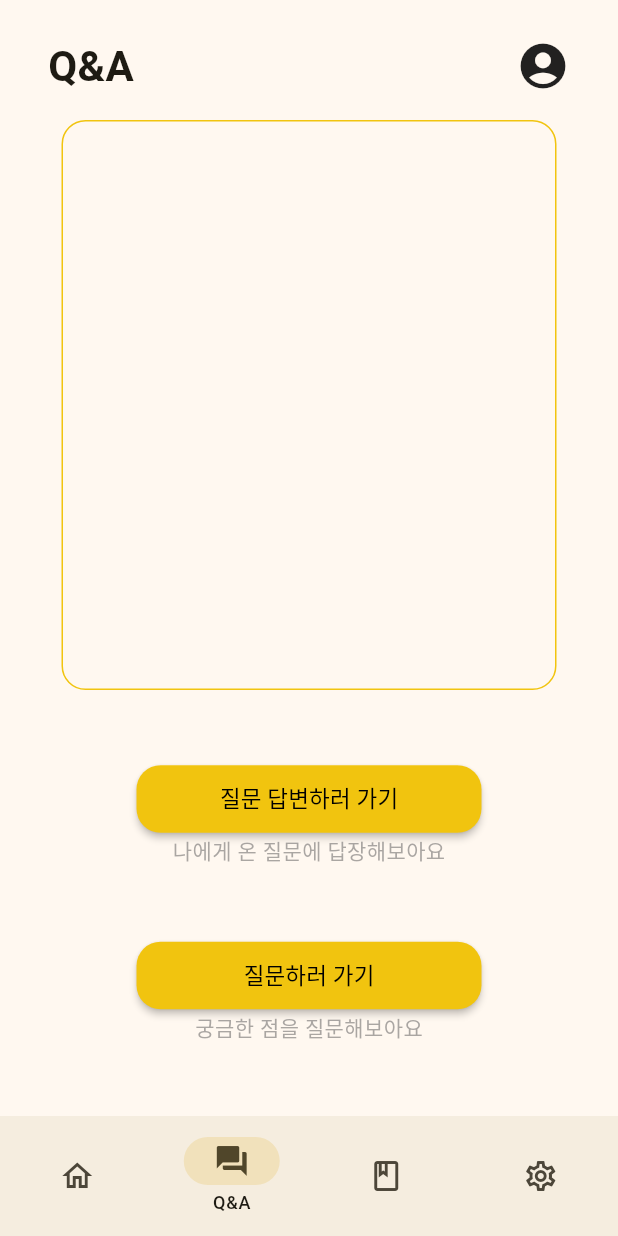
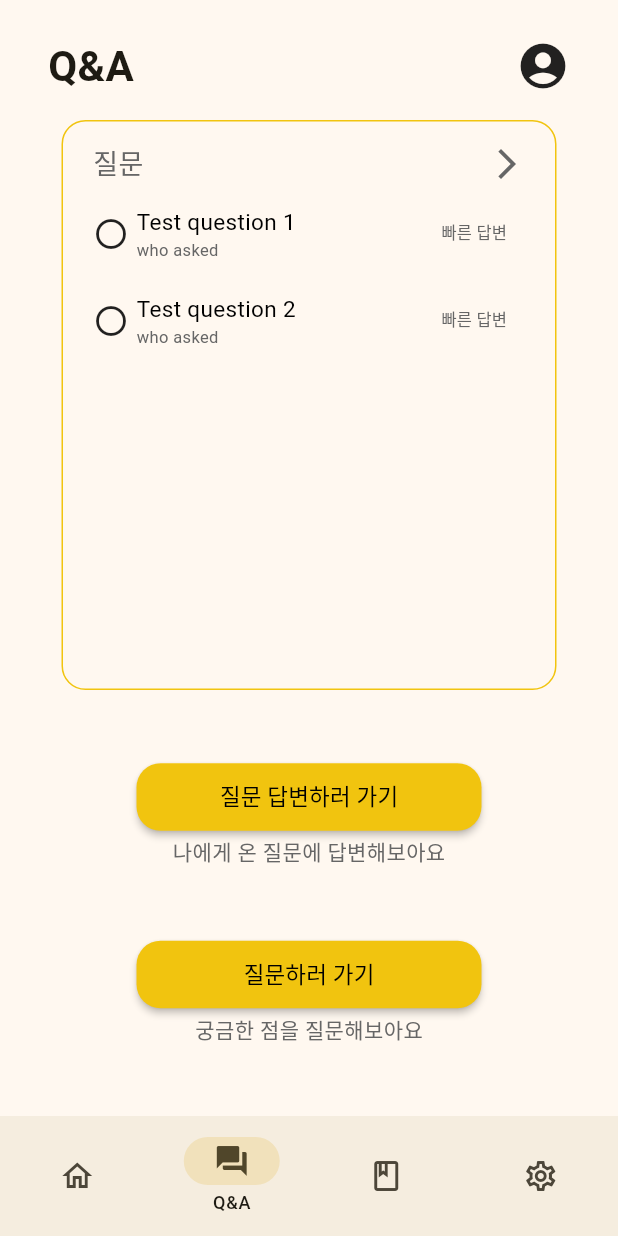
Before and after one commit to Friox/with-app, a Flutter app: the screen it shows after launch, item 2 of the bottom bar chosen, on a phone screen of 412 x 824 dp. Run offline on Flutter 3.47's test engine with Material 3 defaults, Android fonts, the phone set to English and light mode, and no system bars.

Commit message:
Q&A page elements(#2)

```diff
--- a/lib/src/screens/question/question_screen.dart
+++ b/lib/src/screens/question/question_screen.dart
@@ -1,5 +1,6 @@
 import 'package:app/src/widgets/screen_header.dart';
 import 'package:flutter/material.dart';
+import 'package:flutter/widgets.dart';
 
 class QuestionScreen extends StatefulWidget {
   const QuestionScreen({super.key});
@@ -21,12 +22,104 @@ class _QuestionScreenState extends State<QuestionScreen> {
           Align(
             alignment: Alignment.topCenter,
             child: Container(
-              width: 330,
-              height: 380,
-              decoration: BoxDecoration(
-                  border: Border.all(color: const Color(0xFFF1C40F), width: 1),
-                  borderRadius: BorderRadius.circular(16)),
-            ),
+                width: 330,
+                height: 380,
+                decoration: BoxDecoration(
+                    border:
+                        Border.all(color: const Color(0xFFF1C40F), width: 1),
+                    borderRadius: BorderRadius.circular(16)),
+                padding: EdgeInsets.fromLTRB(20, 15, 20, 15),
+                child: Column(
+                  children: [
+                    Row(children: [
+                      Text(
+                        '질문',
+                        style:
+                            TextStyle(color: Color(0xFF666666), fontSize: 18),
+                      ),
+                      Spacer(
+                        flex: 1,
+                      ),
+                      Icon(Icons.arrow_forward_ios, color: Color(0xFF666666))
+                    ]),
+                    SizedBox(
+                      height: 10,
+                    ),
+                    Row(
+                      children: [
+                        Icon(Icons.radio_button_unchecked),
+                        SizedBox(
+                          width: 5,
+                        ),
+                        Column(
+                          crossAxisAlignment: CrossAxisAlignment.start,
+                          children: [
+                            Text(
+                              'Test question 1',
+                              style:
+                                  TextStyle(color: Colors.black, fontSize: 15),
+                            ),
+                            Text(
+                              'who asked',
+                              style: TextStyle(
+                                color: Color(0xFF666666),
+                                fontSize: 11,
+                              ),
+                            )
+                          ],
+                        ),
+                        Spacer(
+                          flex: 1,
+                        ),
+                        TextButton(
+                          onPressed: () {},
+                          child: Text(
+                            '빠른 답변',
+                            style: TextStyle(
+                                color: Color(0xFF666666), fontSize: 11),
+                          ),
+                        ),
+                      ],
+                    ),
+                    SizedBox(
+                      height: 10,
+                    ),
+                    Row(
+                      children: [
+                        Icon(Icons.radio_button_unchecked),
+                        SizedBox(
+                          width: 5,
+                        ),
+                        Column(
+                          crossAxisAlignment: CrossAxisAlignment.start,
+                          children: [
+                            Text(
+                              'Test question 2',
+                              style:
+                                  TextStyle(color: Colors.black, fontSize: 15),
+                            ),
+                            Text(
+                              'who asked',
+                              style: TextStyle(
+                                  color: Color(0xFF666666), fontSize: 11),
+                            )
+                          ],
+                        ),
+                        Spacer(
+                          flex: 1,
+                        ),
+                        TextButton(
+                          onPressed: () {},
+                          child: Text(
+                            '빠른 답변',
+                            style: TextStyle(
+                                color: Color(0xFF666666), fontSize: 11),
+                          ),
+                        ),
+                      ],
+                    ),
+                  ],
+                )),
           ),
           Spacer(flex: 1),
           ElevatedButton(
@@ -41,9 +134,12 @@ class _QuestionScreenState extends State<QuestionScreen> {
             child: Text('질문 답변하러 가기',
                 style: TextStyle(color: Colors.black, fontSize: 15)),
           ),
+          SizedBox(
+            height: 2,
+          ),
           Text(
-            '나에게 온 질문에 답장해보아요',
-            style: TextStyle(color: Color.fromARGB(150, 110, 108, 108)),
+            '나에게 온 질문에 답변해보아요',
+            style: TextStyle(color: Color(0xFF666666)),
           ),
           Spacer(flex: 1),
           ElevatedButton(
@@ -60,9 +156,12 @@ class _QuestionScreenState extends State<QuestionScreen> {
               style: TextStyle(color: Colors.black, fontSize: 15),
             ),
           ),
+          SizedBox(
+            height: 2,
+          ),
           Text(
             '궁금한 점을 질문해보아요',
-            style: TextStyle(color: Color.fromARGB(150, 110, 108, 108)),
+            style: TextStyle(color: Color(0xFF666666)),
           ),
           Spacer(flex: 1),
         ],
```
